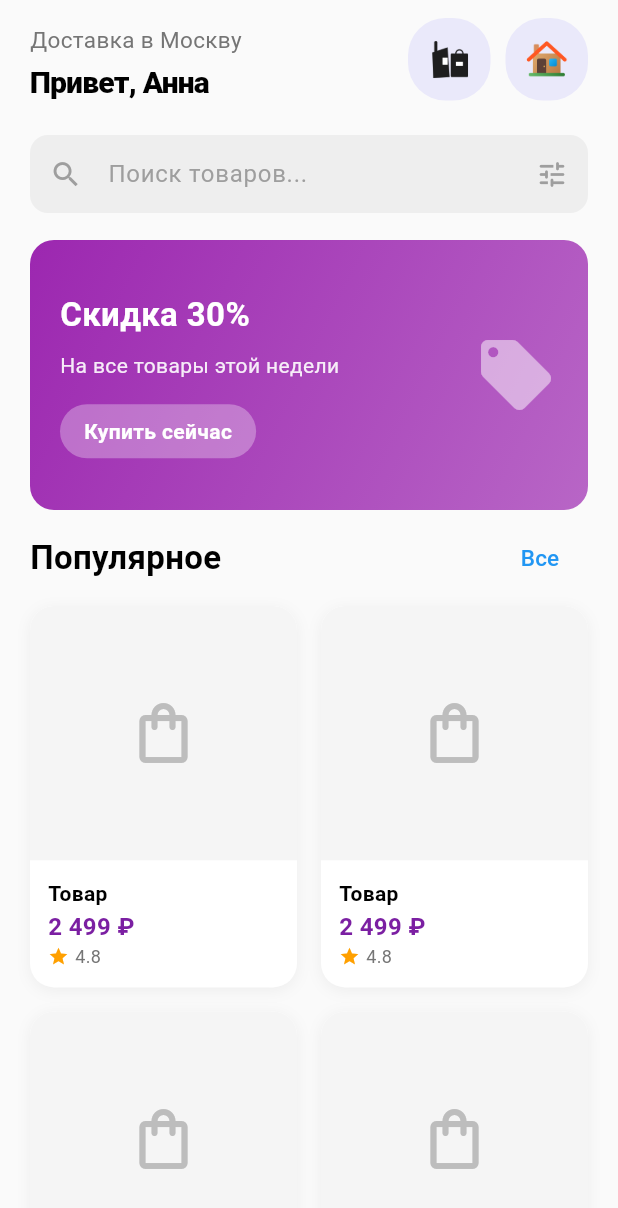
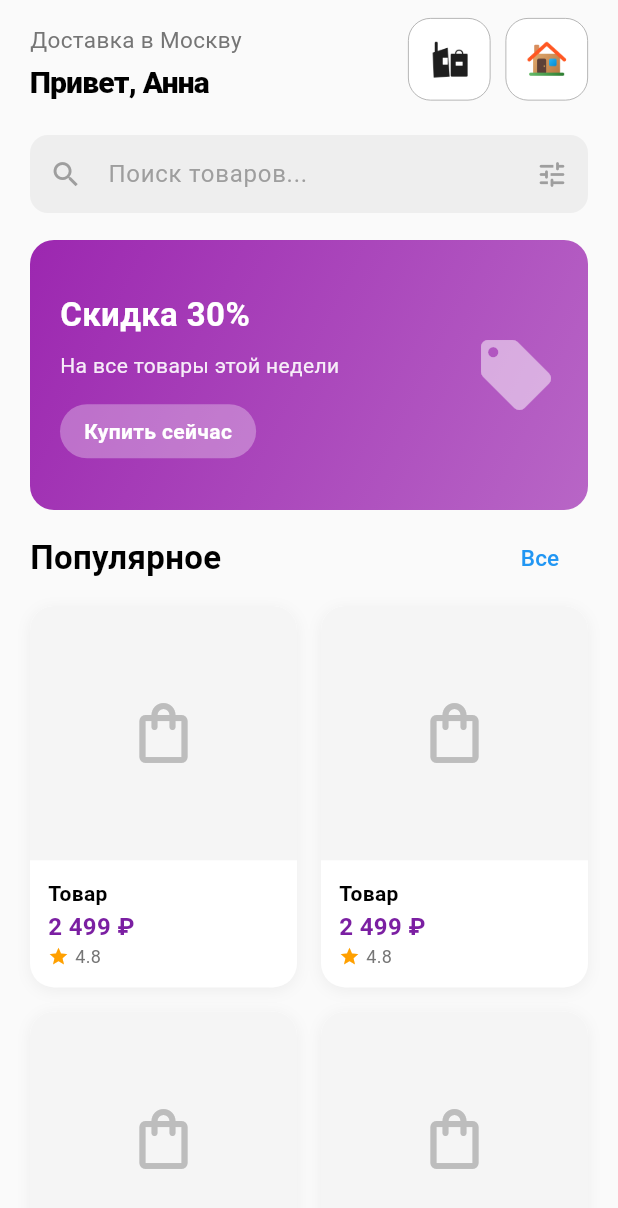
Before and after one commit to Nurtilekb/aura-shop, a Flutter app: the screen it shows after launch, on a phone screen of 412 x 824 dp. Shown: the top 1208 px of the screen. Run offline on Flutter 3.47's test engine with Material 3 defaults, Android fonts, the phone set to English and light mode, and no system bars; our stand-ins replace auto_route, flutter_bloc.

Commit message:
add that parametr can be use

```diff
--- a/lib/widgets/iconwith_background_widget.dart
+++ b/lib/widgets/iconwith_background_widget.dart
@@ -1,26 +1,50 @@
+import 'package:aurashop/bloc/theme/theme_bloc.dart';
 import 'package:flutter/material.dart';
+import 'package:flutter_bloc/flutter_bloc.dart';
 
 class IconWithBack extends StatelessWidget {
-  const IconWithBack({super.key, this._imagePath, this.sizes, this.padding});
+  const IconWithBack({
+    super.key,
+    this._imagePath,
+    this.sizes,
+    this.padding,
+    this.bordRadius,
+    this.forborder,
+    this.backroundcolor,
+    this._ontap,
+  });
   final String? _imagePath;
   final double? sizes;
   final EdgeInsetsGeometry? padding;
+  final BorderRadiusGeometry? bordRadius;
+  final BoxBorder? forborder;
+  final Color? backroundcolor;
+  final VoidCallback? _ontap;
   @override
   Widget build(BuildContext context) {
-    return Container(
+    return BlocBuilder<ThemeCubit, ThemeState>(
+      builder: (context, state) {
+        return InkWell(
+          borderRadius: BorderRadius.circular(12),
+          onTap: _ontap,
+          child: Container(
             padding: padding ?? EdgeInsets.all(10),
             width: sizes ?? 100,
             height: sizes ?? 100,
             decoration: BoxDecoration(
-        borderRadius: BorderRadius.circular(25),
-        color: const Color(0xFF5D50FE).withOpacity(0.1),
-        border: Border.all(width: 0, color: Colors.transparent),
+              borderRadius: bordRadius ?? BorderRadius.circular(25),
+              color: backroundcolor ?? state.directAccentColor,
+              border:
+                  forborder ?? Border.all(width: 0, color: Colors.transparent),
             ),
             child: Image.asset(
               _imagePath ?? 'assets/icons/pochta.png',
               width: 25,
               height: 25,
             ),
+          ),
+        );
+      },
     );
   }
 }
```
Lines whose indentation alone changed are shown as unchanged.
